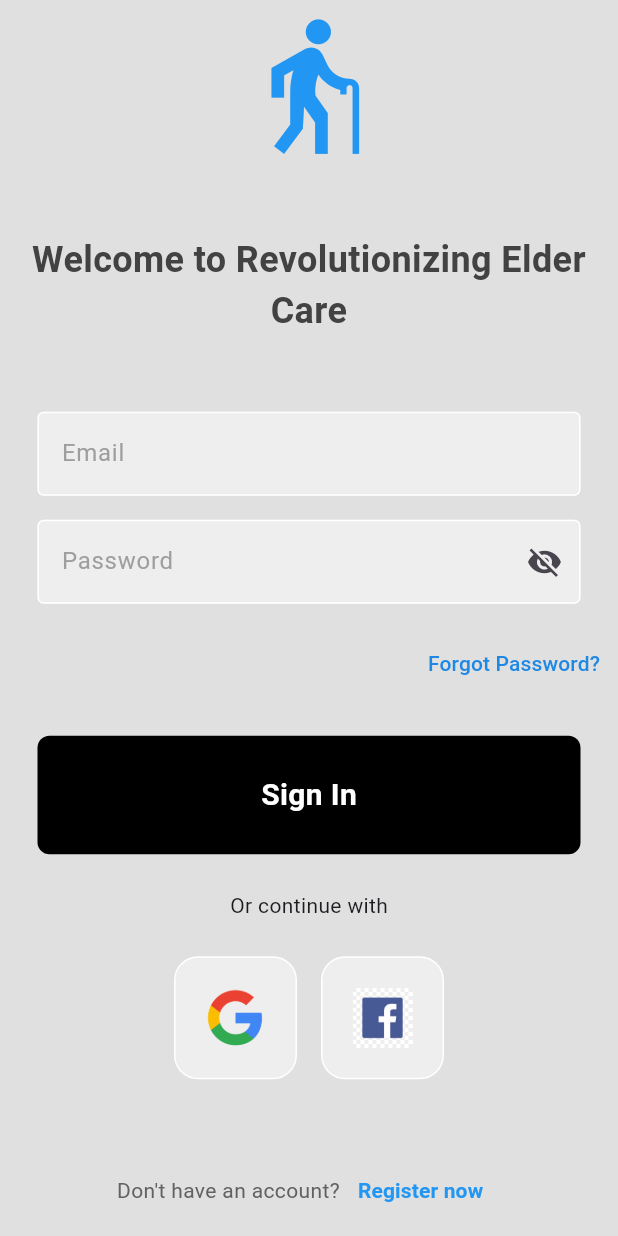
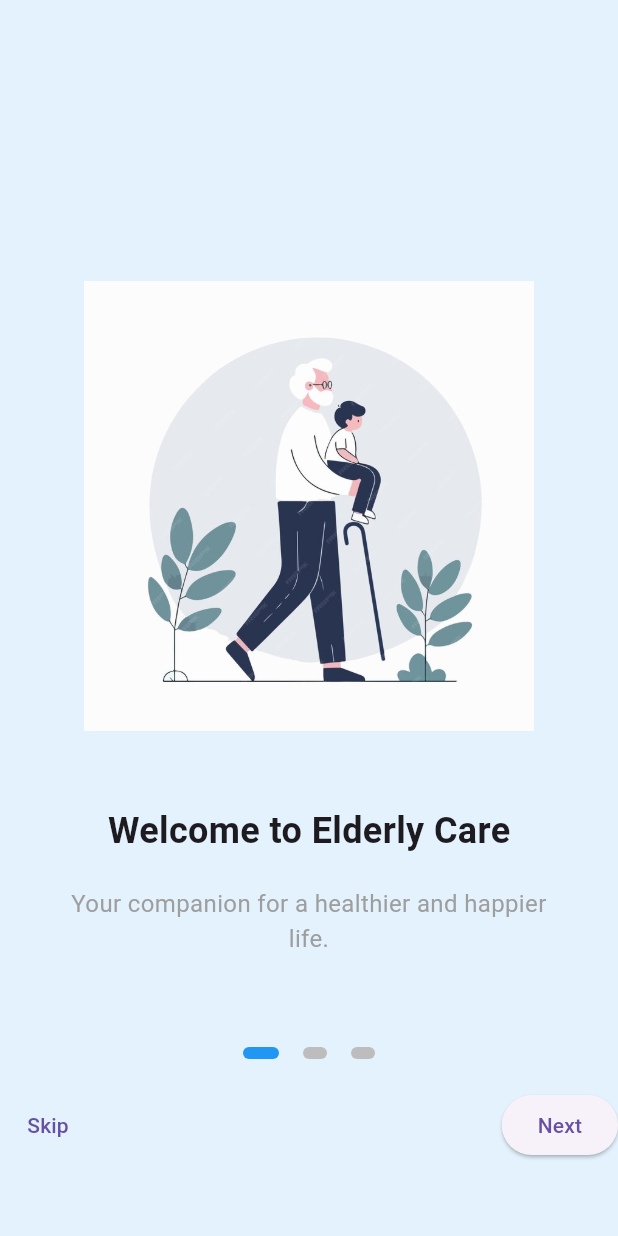
Before and after one commit to TAavash/AgeWell, a Flutter app: the screen it shows after launch, on a phone screen of 412 x 824 dp. Run offline on Flutter 3.47's test engine with Material 3 defaults, Android fonts, the phone set to English and light mode, and no system bars; our stand-ins replace firebase_auth, firebase_core, google_sign_in, permission_handler, speech_to_text; missing offline and left inert: heart_bpm; accounts and stored records are empty.

Commit message:
IntroPageAdded

```diff
--- a/lib/components/header_section.dart
+++ b/lib/components/header_section.dart
@@ -11,7 +11,7 @@ class HeaderSection extends StatelessWidget {
       child: Row(
         children: [
           GestureDetector(
-            onTap: () => onMenuTap,
+            onTap: () => onMenuTap(),
             child: CircleAvatar(
               backgroundColor: Colors.grey[200],
               child: const Icon(Icons.menu, color: Colors.black54),
--- a/lib/main.dart
+++ b/lib/main.dart
@@ -1,11 +1,11 @@
 import 'package:flutter/material.dart';
-import 'package:project/pages/auth_page.dart';
+// import 'package:project/pages/auth_page.dart';
 import "package:firebase_core/firebase_core.dart";
-import 'package:project/pages/check_heart_rate.dart';
 import 'package:provider/provider.dart';
 import "firebase_options.dart";
+import 'pages/intro.dart';
 import 'services/bpm_provider.dart';
-import 'package:flutter_localizations/flutter_localizations.dart';
+//import 'package:flutter_localizations/flutter_localizations.dart';
 
 void main() async {
   WidgetsFlutterBinding.ensureInitialized();
@@ -27,23 +27,24 @@ class MyApp extends StatelessWidget {
     return MaterialApp(
       debugShowCheckedModeBanner: false,
       title: 'Elderly Care',
-      localizationsDelegates: [
-        GlobalMaterialLocalizations.delegate,
-        GlobalWidgetsLocalizations.delegate,
-        GlobalCupertinoLocalizations.delegate,
-      ],
-      supportedLocales: [
-        const Locale('en', ''), // English
-        const Locale('es', ''), // Spanish
-        const Locale('ne', ''), // Nepali
-      ],
+      // localizationsDelegates: [
+      //   GlobalMaterialLocalizations.delegate,
+      //   GlobalWidgetsLocalizations.delegate,
+      //   GlobalCupertinoLocalizations.delegate,
+      // ],
+      // supportedLocales: [
+      //   const Locale('en', ''), // English
+      //   const Locale('es', ''), // Spanish
+      //   const Locale('ne', ''), // Nepali
+      // ],
       theme: ThemeData(
         scaffoldBackgroundColor: Colors.grey[100],
       ),
-      routes: {
-        '/checkHeartRate': (context) => CheckHeartBeatRate(),
-      },
-      home: AuthPage(),
+      // routes: {
+      //   '/checkHeartRate': (context) => CheckHeartBeatRate(),
+      // },
+      // home: AuthPage(),
+      home: IntroductionPagesScreen(),
     );
   }
 }
--- /dev/null
+++ b/lib/pages/intro.dart
@@ -0,0 +1,180 @@
+import "package:flutter/material.dart";
+import "package:project/pages/auth_page.dart";
+
+class IntroductionPagesScreen extends StatefulWidget {
+  const IntroductionPagesScreen({Key? key}) : super(key: key);
+
+  @override
+  _IntroductionPagesScreenState createState() =>
+      _IntroductionPagesScreenState();
+}
+
+class _IntroductionPagesScreenState extends State<IntroductionPagesScreen> {
+  final PageController _pageController = PageController();
+  int _currentPage = 0;
+
+  final List<IntroPage> _pages = [
+    IntroPage(
+      title: 'Welcome to Elderly Care',
+      description: 'Your companion for a healthier and happier life.',
+      image: 'lib/images/elder.jpg',
+      color: Colors.blue[50]!,
+    ),
+    IntroPage(
+      title: 'Easy Health Monitoring',
+      description: 'Track vital signs and medication schedules with ease.',
+      image: 'lib/images/health.jpg',
+      color: Colors.green[50]!,
+    ),
+    IntroPage(
+      title: 'Stay Connected',
+      description: 'Keep in touch with family and caregivers at all times.',
+      image: 'lib/images/connection.jpg',
+      color: Colors.orange[50]!,
+    ),
+  ];
+
+  @override
+  Widget build(BuildContext context) {
+    return Scaffold(
+      body: Stack(
+        children: [
+          PageView.builder(
+            controller: _pageController,
+            itemCount: _pages.length,
+            onPageChanged: (int page) {
+              setState(() {
+                _currentPage = page;
+              });
+            },
+            itemBuilder: (context, index) {
+              return IntroPageWidget(page: _pages[index]);
+            },
+          ),
+          Positioned(
+            bottom: 50.0,
+            left: 0,
+            right: 0,
+            child: Column(
+              children: [
+                Row(
+                  mainAxisAlignment: MainAxisAlignment.center,
+                  children: _buildPageIndicator(),
+                ),
+                const SizedBox(height: 20),
+                _currentPage != _pages.length - 1
+                    ? Row(
+                        mainAxisAlignment: MainAxisAlignment.spaceBetween,
+                        children: [
+                          TextButton(
+                            onPressed: () {
+                              _pageController.jumpToPage(_pages.length - 1);
+                            },
+                            child: const Text('Skip'),
+                          ),
+                          ElevatedButton(
+                            onPressed: () {
+                              _pageController.nextPage(
+                                duration: const Duration(milliseconds: 300),
+                                curve: Curves.easeInOut,
+                              );
+                            },
+                            child: const Text('Next'),
+                          ),
+                        ],
+                      )
+                    : ElevatedButton(
+                        onPressed: () {
+                          Navigator.pushReplacement(
+                            context,
+                            MaterialPageRoute(
+                                builder: (context) => const AuthPage()),
+                          );
+                        },
+                        child: const Text('Get Started'),
+                      ),
+              ],
+            ),
+          ),
+        ],
+      ),
+    );
+  }
+
+  List<Widget> _buildPageIndicator() {
+    List<Widget> indicators = [];
+    for (int i = 0; i < _pages.length; i++) {
+      indicators.add(i == _currentPage ? _indicator(true) : _indicator(false));
+    }
+    return indicators;
+  }
+
+  Widget _indicator(bool isActive) {
+    return AnimatedContainer(
+      duration: const Duration(milliseconds: 150),
+      margin: const EdgeInsets.symmetric(horizontal: 8.0),
+      height: 8.0,
+      width: isActive ? 24.0 : 16.0,
+      decoration: BoxDecoration(
+        color: isActive ? Colors.blue : Colors.grey.shade400,
+        borderRadius: const BorderRadius.all(Radius.circular(12)),
+      ),
+    );
+  }
+}
+
+class IntroPage {
+  final String title;
+  final String description;
+  final String image;
+  final Color color;
+
+  IntroPage({
+    required this.title,
+    required this.description,
+    required this.image,
+    required this.color,
+  });
+}
+
+class IntroPageWidget extends StatelessWidget {
+  final IntroPage page;
+
+  const IntroPageWidget({Key? key, required this.page}) : super(key: key);
+
+  @override
+  Widget build(BuildContext context) {
+    return Container(
+      color: page.color,
+      child: Column(
+        mainAxisAlignment: MainAxisAlignment.center,
+        children: [
+          Image.asset(
+            page.image,
+            height: 300,
+          ),
+          const SizedBox(height: 50),
+          Text(
+            page.title,
+            style: const TextStyle(
+              fontSize: 24,
+              fontWeight: FontWeight.bold,
+            ),
+          ),
+          const SizedBox(height: 20),
+          Padding(
+            padding: const EdgeInsets.symmetric(horizontal: 40),
+            child: Text(
+              page.description,
+              textAlign: TextAlign.center,
+              style: const TextStyle(
+                fontSize: 16,
+                color: Colors.grey,
+              ),
+            ),
+          ),
+        ],
+      ),
+    );
+  }
+}
--- a/pubspec.yaml
+++ b/pubspec.yaml
@@ -44,6 +44,7 @@ dependencies:
   intl: ^0.19.0
   flutter_localization: ^0.2.2
   google_nav_bar: ^5.0.7
+  smooth_page_indicator: ^1.2.0+3
 
 dev_dependencies:
   flutter_test:
```
Also changed, not shown: lib/pages/emergency_contact.dart (+0 -20 lines), lib/pages/home_page.dart (+45 -16 lines), lib/images/connection.jpg (added), lib/images/elder.jpg (added), lib/images/health.jpg (added), pubspec.lock.
